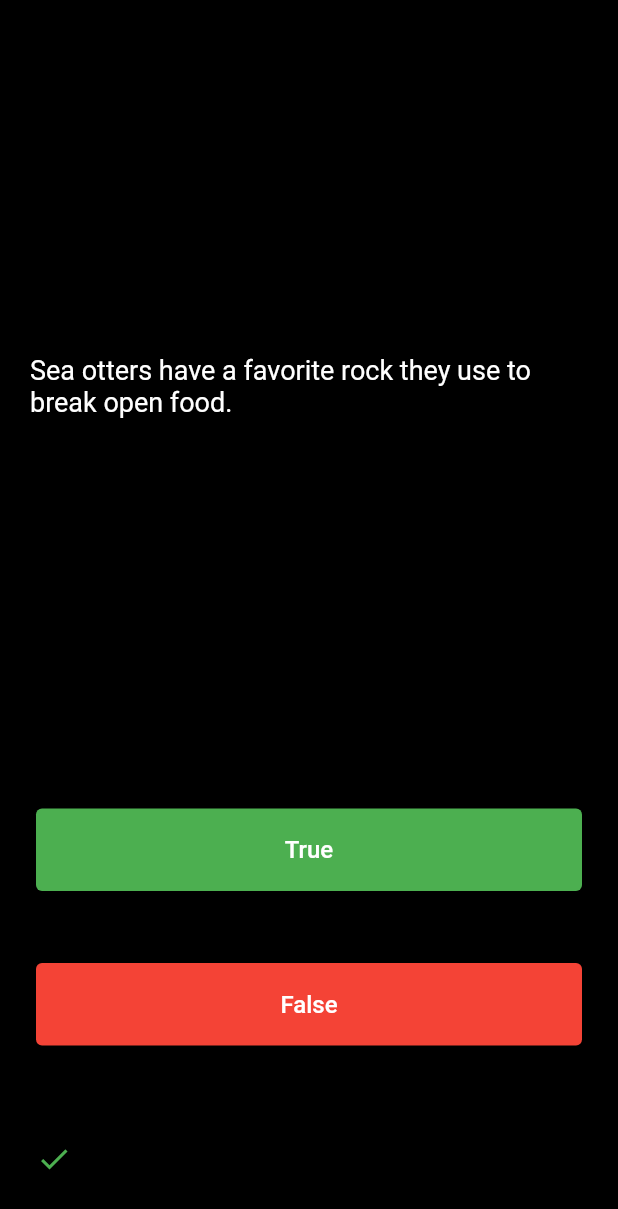
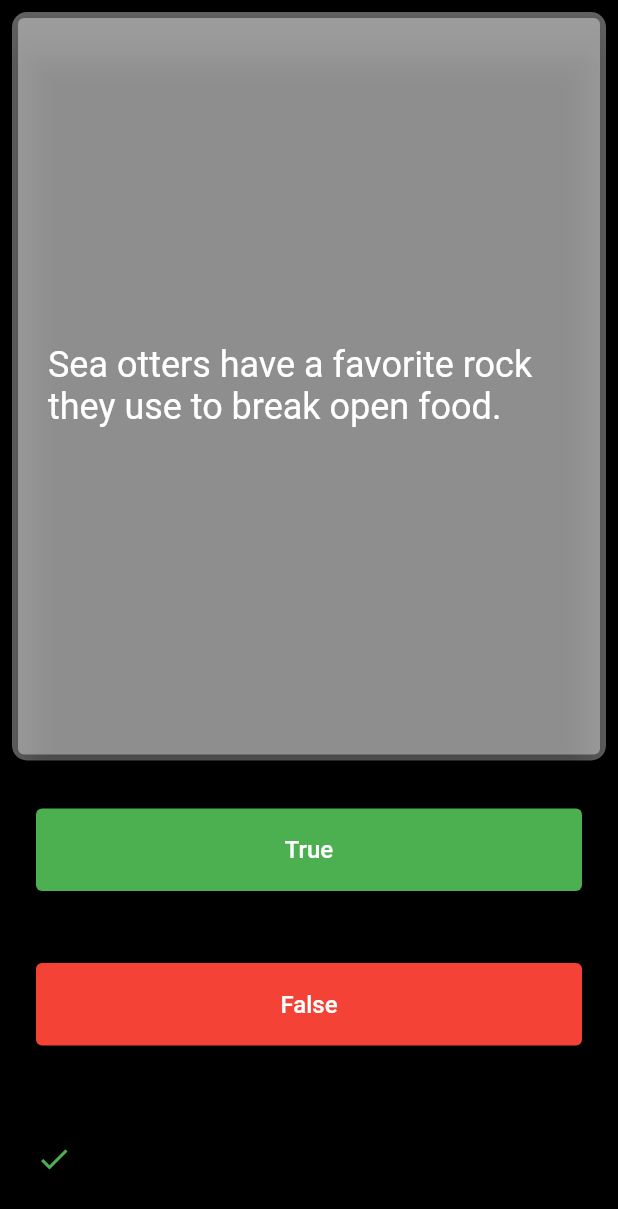
Before and after one commit to AliAltiyev/QuizAppFlutter, a Flutter app: the screen it shows after launch, after a tap on "True", on a phone screen of 412 x 824 dp. Shown: the top 1209 px of the screen. Run offline on Flutter 3.47's test engine with Material 2 defaults, Android fonts, the phone set to English and light mode, and no system bars; our stand-ins replace rflutter_alert.

Commit message:
App is done

```diff
--- a/lib/data/question_data.dart
+++ b/lib/data/question_data.dart
@@ -1,14 +1,50 @@
 import 'package:quiz_app_flutter/model/question.dart';
 
 class QuestionsData {
-  static List<Question> getQuestions() {
-    return [
-      Question('Sharks are mammals.', false),
-      Question('Sea otters have a favorite rock they use to break open food.', true),
-      Question('Sharks are mammals.', false),
-      Question('The blue whale is the biggest animal to have ever lived', true),
-      Question('The hummingbird egg is the world''s smallest bird egg.', true),
-      Question('Pigs roll in the mud because they don’t like being clean.', false),
-    ];
+  static int _questionNumber = 0;
+
+  static final List<Question> questions = [
+    Question('Sharks are mammals.', false),
+    Question(
+        'Sea otters have a favorite rock they use to break open food.', true),
+    Question('Sharks are mammals.', false),
+    Question('The blue whale is the biggest animal to have ever lived', true),
+    Question('The hummingbird egg is the world' 's smallest bird egg.', true),
+    Question(
+        'Pigs roll in the mud because they don’t like being clean.', false),
+    Question('Sharks are mammals.', false),
+    Question(
+        'Sea otters have a favorite rock they use to break open food.', true),
+    Question('Sharks are mammals.', false),
+    Question('The blue whale is the biggest animal to have ever lived', true),
+    Question('The hummingbird egg is the world' 's smallest bird egg.', true),
+    Question(
+        'Pigs roll in the mud because they don’t like being clean.', false),
+  ];
+
+  static String getQuestionText() {
+    return questions[_questionNumber].question;
+  }
+
+  static bool getAnswer() {
+    return questions[_questionNumber].answer;
+  }
+
+  static nextQuestion() {
+    if (_questionNumber < QuestionsData.questions.length - 1) {
+      _questionNumber++;
+    }
+  }
+
+  static bool isFinished() {
+    if (_questionNumber >= questions.length - 1) {
+      return true;
+    } else {
+      return false;
+    }
+  }
+
+  static void reset() {
+    _questionNumber = 0;
   }
 }
--- a/lib/model/question.dart
+++ b/lib/model/question.dart
@@ -1,6 +1,6 @@
 class Question {
-  final String question;
-  final bool answer;
+  String question;
+  bool answer;
 
   Question(this.question, this.answer);
 
--- a/lib/pages/quiz_page.dart
+++ b/lib/pages/quiz_page.dart
@@ -1,4 +1,5 @@
 import 'package:flutter/material.dart';
+import 'package:rflutter_alert/rflutter_alert.dart';
 
 import '../data/question_data.dart';
 
@@ -11,9 +12,6 @@ class QuizPage extends StatefulWidget {
 
 class _QuizPageState extends State<QuizPage> {
   late List<Widget> answersIcons;
-
-  final data = QuestionsData.getQuestions();
-  int questionNumber = 0;
 
   @override
   void initState() {
@@ -57,35 +55,28 @@ class _QuizPageState extends State<QuizPage> {
                     ? const MaterialStatePropertyAll(Colors.green)
                     : const MaterialStatePropertyAll(Colors.red)),
             onPressed: () {
+              QuestionsData.nextQuestion();
+
               setState(() {
-                if (answer == true) {
-                  bool correctAnswer = data[questionNumber].answer;
-                  if (correctAnswer == true) {
-                    debugPrint('You are right!');
+                if (QuestionsData.isFinished() == true) {
+                  QuestionsData.reset();
+
+                  Alert(context: context, title: "Finish", desc: "Game is over")
+                      .show();
+                  QuestionsData.reset();
+                  answersIcons.clear();
+                } else {
+                  if (answer == true && QuestionsData.getAnswer()) {
+                    answersIcons.add(const Icon(
+                      Icons.check,
+                      size: 24,
+                      color: Colors.green,
+                    ));
                   } else {
-                    debugPrint('You are Wrong!');
-                  }
-                } else {
-                  bool correctAnswer = data[questionNumber].answer;
-                  if (correctAnswer == false) {
-                    debugPrint('You are right!');
-                  } else {
-                    debugPrint('You are Wrong!');
+                    answersIcons.add(
+                        const Icon(Icons.close, size: 24, color: Colors.red));
                   }
                 }
-
-                questionNumber < data.length - 1 ? questionNumber++ : null;
-                (choice == 1 )
-                    ? answersIcons.add(const Icon(
-                        Icons.check,
-                        size: 24,
-                        color: Colors.green,
-                      ))
-                    : answersIcons.add(const Icon(
-                        Icons.face,
-                        color: Colors.red,
-                        size: 24,
-                      ));
               });
             },
             child: Text(
@@ -100,13 +91,26 @@ class _QuizPageState extends State<QuizPage> {
     return Expanded(
         flex: 5,
         child: Padding(
-          padding: const EdgeInsets.symmetric(horizontal: 20),
-          child: Center(
-            child: Text(
-              data[questionNumber].question,
-              style: const TextStyle(color: Colors.white, fontSize: 18),
+          padding: const EdgeInsets.all(8.0),
+          child: Material(
+            color: Colors.white38,
+            borderRadius: const BorderRadius.all(Radius.circular(10)),
+            child: Card(
+              elevation: 10,
+              color: Colors.white38,
+              child: Padding(
+                padding: const EdgeInsets.symmetric(horizontal: 20),
+                child: Center(
+                  child: Text(
+                    QuestionsData.getQuestionText(),
+                    style: const TextStyle(color: Colors.white, fontSize: 24),
+                  ),
+                ),
+              ),
             ),
           ),
         ));
   }
+
+  void checkUserAnswer() {}
 }
--- a/pubspec.yaml
+++ b/pubspec.yaml
@@ -35,6 +35,7 @@ dependencies:
   # The following adds the Cupertino Icons font to your application.
   # Use with the CupertinoIcons class for iOS style icons.
   cupertino_icons: ^1.0.2
+  rflutter_alert: ^2.0.4
 
 dev_dependencies:
   flutter_test:
```
Also changed, not shown: pubspec.lock.
